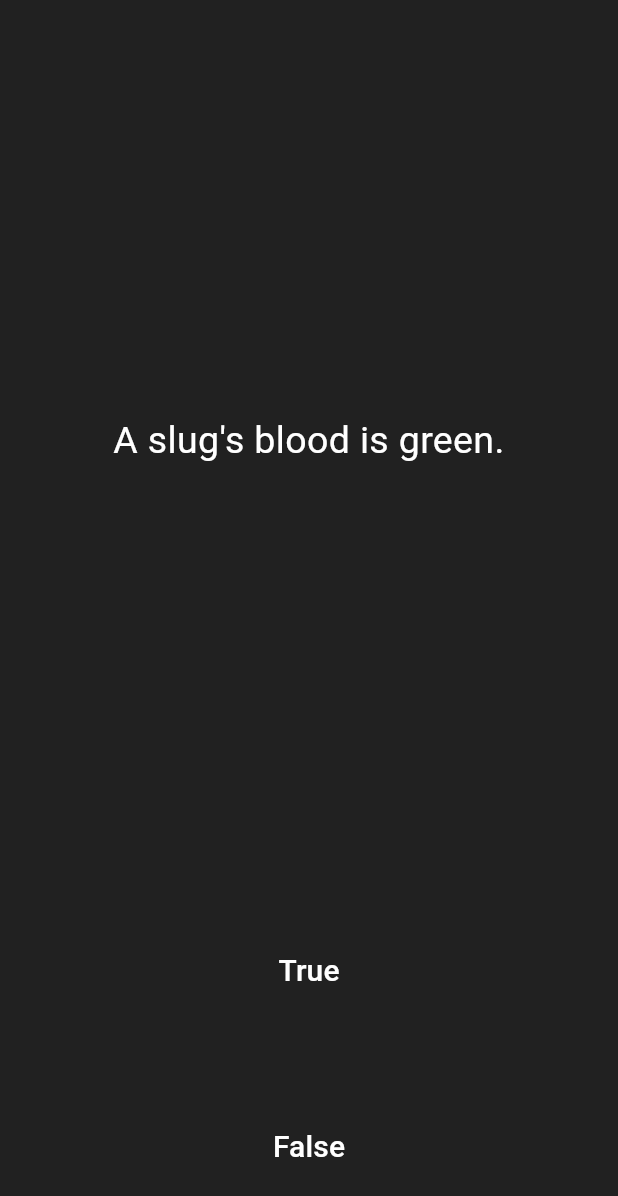
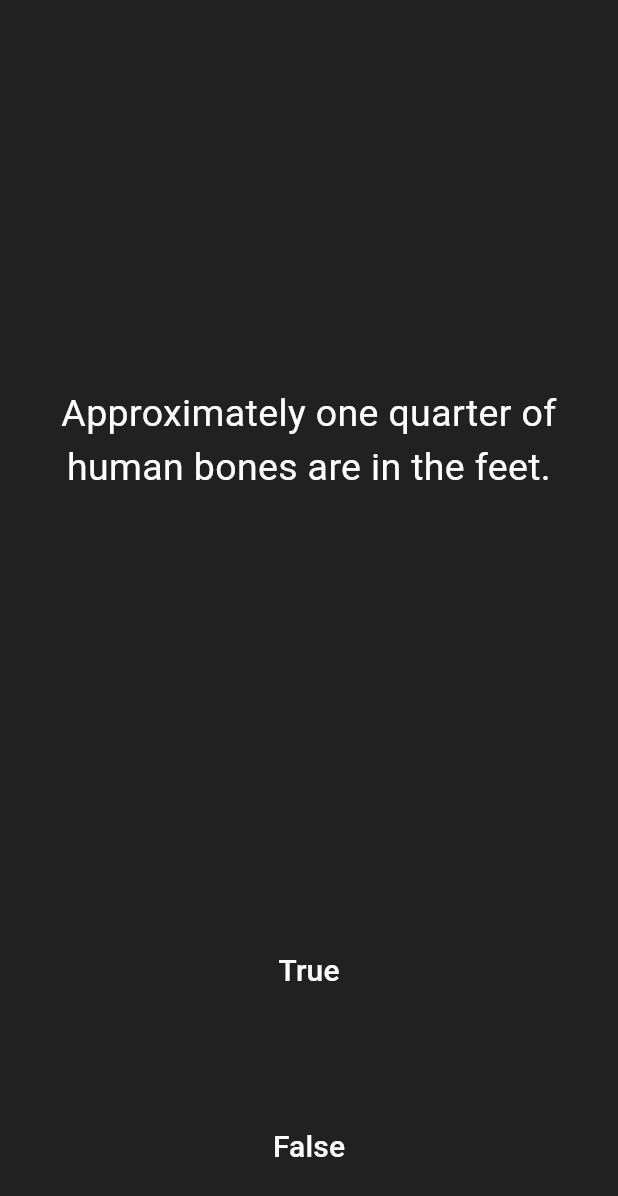
Before and after one commit to PhoenixBD-Dotcom/quizler, a Flutter app: the screen it shows after launch, after a tap on "True", after a tap on "False", on a phone screen of 412 x 824 dp. Shown: the top 1196 px of the screen. Run offline on Flutter 3.47's test engine with Material 3 defaults, Android fonts, the phone set to English and light mode, and no system bars.

Commit message:
quizbrain added

```diff
--- a/lib/main.dart
+++ b/lib/main.dart
@@ -1,5 +1,7 @@
 import 'package:flutter/material.dart';
-import 'package:quizler/question.dart';
+import 'package:quizler/quiz_brain.dart';
+
+QuizBrain quizBrain = QuizBrain();
 
 void main() => runApp(const Quizzler());
 
@@ -33,21 +35,6 @@ class QuizPage extends StatefulWidget {
 class _QuizPageState extends State<QuizPage> {
   List<Icon> scoreKeeper = [];
 
-  List<Question> questionBank = [
-    Question(
-      questionText: 'You can lead a cow down stairs but not up stairs.',
-      questionAnswer: false,
-    ),
-    Question(
-      questionText: 'Approximately one quarter of human bones are in the feet.',
-      questionAnswer: true,
-    ),
-    Question(
-      questionText: 'A slug\'s blood is green.',
-      questionAnswer: true,
-    ),
-  ];
-
   int questionNumber = 0;
 
   @override
@@ -62,7 +49,7 @@ class _QuizPageState extends State<QuizPage> {
             padding: const EdgeInsets.all(10.0),
             child: Center(
               child: Text(
-                questionBank[questionNumber].questionText,
+                quizBrain.questionBank[questionNumber].questionText,
                 textAlign: TextAlign.center,
                 style: const TextStyle(
                   fontSize: 25.0,
@@ -87,7 +74,7 @@ class _QuizPageState extends State<QuizPage> {
                 //The user picked true.
 
                 bool correctAnswer =
-                    questionBank[questionNumber].questionAnswer;
+                    quizBrain.questionBank[questionNumber].questionAnswer;
 
                 if (correctAnswer == true) {
                   print('user got it right');
@@ -117,7 +104,7 @@ class _QuizPageState extends State<QuizPage> {
                 //The user picked false
 
                 bool correctAnswer =
-                    questionBank[questionNumber].questionAnswer;
+                    quizBrain.questionBank[questionNumber].questionAnswer;
 
                 if (correctAnswer == false) {
                   print('user got it right');
@@ -139,9 +126,3 @@ class _QuizPageState extends State<QuizPage> {
     );
   }
 }
-
-/*
-question1: 'You can lead a cow down stairs but not up stairs.', false,
-question2: 'Approximately one quarter of human bones are in the feet.', true,
-question3: 'A slug\'s blood is green.', true,
-*/
--- a/lib/question.dart
+++ b/lib/question.dart
@@ -2,5 +2,5 @@ class Question {
   String questionText;
   bool questionAnswer;
 
-  Question({required this.questionText, required this.questionAnswer});
+  Question(this.questionText, this.questionAnswer);
 }
--- a/lib/quiz_brain.dart
+++ b/lib/quiz_brain.dart
@@ -0,0 +1,31 @@
+import 'package:quizler/question.dart';
+
+class QuizBrain {
+  List<Question> questionBank = [
+    Question('Some cats are actually allergic to humans', true),
+    Question('You can lead a cow down stairs but not up stairs.', false),
+    Question('Approximately one quarter of human bones are in the feet.', true),
+    Question('A slug\'s blood is green.', true),
+    Question('Buzz Aldrin\'s mother\'s maiden name was \"Moon\".', true),
+    Question('It is illegal to pee in the Ocean in Portugal.', true),
+    Question(
+        'No piece of square dry paper can be folded in half more than 7 times.',
+        false),
+    Question(
+        'In London, UK, if you happen to die in the House of Parliament, you are technically entitled to a state funeral, because the building is considered too sacred a place.',
+        true),
+    Question(
+        'The loudest sound produced by any animal is 188 decibels. That animal is the African Elephant.',
+        false),
+    Question(
+        'The total surface area of two human lungs is approximately 70 square metres.',
+        true),
+    Question('Google was originally called \"Backrub\".', true),
+    Question(
+        'Chocolate affects a dog\'s heart and nervous system; a few ounces are enough to kill a small dog.',
+        true),
+    Question(
+        'In West Virginia, USA, if you accidentally hit an animal with your car, you are free to take it home to eat.',
+        true),
+  ];
+}
```
